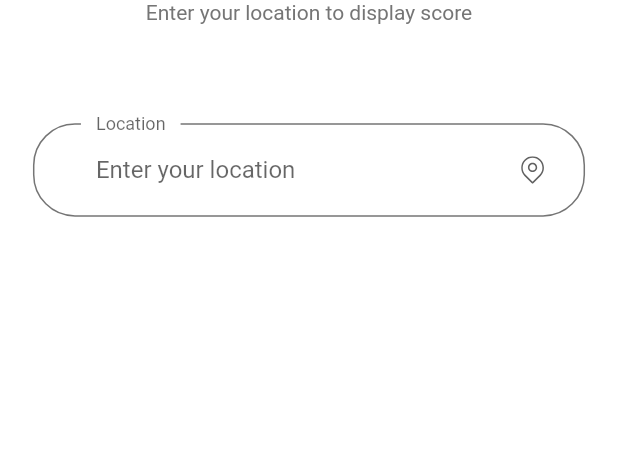
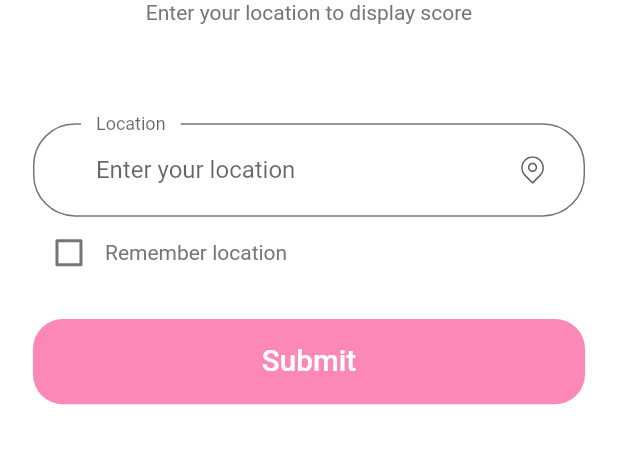
Before and after one commit to blakeroles/should-i-run, a Flutter app: the screen it shows after launch, on a phone screen of 412 x 824 dp, the part 103-567 px from its top. Run offline on Flutter 3.47's test engine with Material 2 defaults, Android fonts, the phone set to English and light mode, and no system bars; our stand-ins replace flutter_svg; Roboto replaces fonts that are missing (Muli).

Commit message:
Working on UI

```diff
--- /dev/null
+++ b/should_i_run/lib/components/default_button.dart
@@ -0,0 +1,33 @@
+import 'package:flutter/material.dart';
+import 'package:should_i_run/constants.dart';
+import 'package:should_i_run/size_config.dart';
+
+class DefaultButton extends StatelessWidget {
+  const DefaultButton({
+    Key key,
+    this.text,
+    this.press,
+  }) : super(key: key);
+  final String text;
+  final Function press;
+
+  @override
+  Widget build(BuildContext context) {
+    return SizedBox(
+      width: double.infinity,
+      height: getProportionateScreenHeight(56),
+      child: FlatButton(
+        shape: RoundedRectangleBorder(
+          borderRadius: BorderRadius.circular(20),
+        ),
+        color: kPrimaryColor,
+        onPressed: press,
+        child: Text(text,
+            style: TextStyle(
+              fontSize: getProportionateScreenWidth(18),
+              color: Colors.white,
+            )),
+      ),
+    );
+  }
+}
--- a/should_i_run/lib/screens/main_screen/components/location_form.dart
+++ b/should_i_run/lib/screens/main_screen/components/location_form.dart
@@ -1,6 +1,9 @@
 import 'package:flutter/material.dart';
 import 'package:should_i_run/constants.dart';
 import 'package:should_i_run/components/custom_suffix_item.dart';
+import 'package:should_i_run/size_config.dart';
+import 'package:should_i_run/components/form_error.dart';
+import 'package:should_i_run/components/default_button.dart';
 
 class LocationForm extends StatefulWidget {
   @override
@@ -10,6 +13,7 @@ class LocationForm extends StatefulWidget {
 class _LocationFormState extends State<LocationForm> {
   final _formKey = GlobalKey<FormState>();
   String location;
+  bool remember = false;
   final List<String> errors = [];
   @override
   Widget build(BuildContext context) {
@@ -17,6 +21,26 @@ class _LocationFormState extends State<LocationForm> {
         key: _formKey,
         child: Column(children: [
           buildLocationFormField(),
+          Row(children: [
+            Checkbox(
+                value: remember,
+                activeColor: kPrimaryColor,
+                onChanged: (value) {
+                  setState(() {
+                    remember = value;
+                  });
+                }),
+            Text("Remember location"),
+          ]),
+          SizedBox(height: getProportionateScreenHeight(20)),
+          FormError(errors: errors),
+          DefaultButton(
+              text: "Submit",
+              press: () {
+                if (_formKey.currentState.validate()) {
+                  _formKey.currentState.save();
+                }
+              })
         ]));
   }
 
```
Also changed, not shown: should_i_run/lib/components/form_error.dart (added, +36 -0 lines), should_i_run/assets/icons/Error.svg (added).
